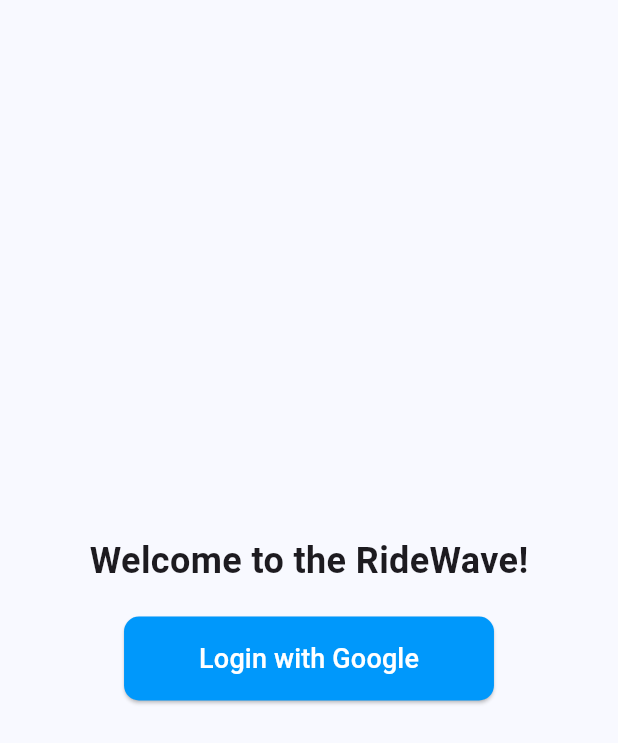
After one commit to Rohitdhall987/ridewave, a Flutter app: the GoogleLoginPage screen opened by its route, on a phone screen of 412 x 824 dp. The commit adds this screen. Shown: the top 743 px of the screen. Run offline on Flutter 3.47's test engine with Material 3 defaults, Android fonts, the phone set to English and light mode, and no system bars; our stand-ins replace firebase_core, flutter_dotenv, flutter_riverpod, go_router, google_fonts, google_sign_in and 2 more; accounts and stored records are empty; network calls fail.

Commit message:
login complete

```diff
--- a/lib/app.dart
+++ b/lib/app.dart
@@ -3,6 +3,8 @@ import 'package:flutter_riverpod/flutter_riverpod.dart';
 import 'package:go_router/go_router.dart';
 import 'package:google_fonts/google_fonts.dart';
 import 'package:ridewave/screens/SplashScreen.dart';
+import 'package:ridewave/screens/UpdatePage.dart';
+import 'package:ridewave/screens/login.dart';
 import 'package:ridewave/utils/AppColors.dart';
 
 
@@ -12,8 +14,7 @@ class MyApp extends StatelessWidget {
   // This widget is the root of your application.
   @override
   Widget build(BuildContext context) {
-    return ProviderScope(
-      child: MaterialApp.router(
+    return MaterialApp.router(
       title: 'Flutter Demo',
       theme: ThemeData(
         colorScheme: ColorScheme.fromSeed(seedColor: AppColors.blue),
@@ -21,7 +22,6 @@ class MyApp extends StatelessWidget {
         useMaterial3: true,
       ),
       routerConfig: _routes,
-      ),
     );
   }
   final _routes = GoRouter(
@@ -39,7 +39,12 @@ class MyApp extends StatelessWidget {
         GoRoute(
             path: "/login",
             name: "login",
-            builder: (state,context)=>const Placeholder()
+            builder: (state,context)=>const GoogleLoginPage()
+        ),
+        GoRoute(
+            path: "/update",
+            name: "Update",
+            builder: (state,context)=>const UpdatePage()
         ),
       ]
   );
--- /dev/null
+++ b/lib/screens/login.dart
@@ -0,0 +1,54 @@
+import 'package:flutter/material.dart';
+import 'package:go_router/go_router.dart';
+import 'package:google_sign_in/google_sign_in.dart';
+import 'package:ridewave/services/AuthServices.dart';
+import 'package:ridewave/utils/AppColors.dart';
+
+class GoogleLoginPage extends StatefulWidget {
+  const GoogleLoginPage({super.key});
+  @override
+   _GoogleLoginPageState createState() => _GoogleLoginPageState();
+}
+
+class _GoogleLoginPageState extends State<GoogleLoginPage> {
+  final AuthService _authService = AuthService();
+
+
+  @override
+  Widget build(BuildContext context) {
+    return Scaffold(
+      body: Center(
+        child: Padding(
+          padding: const EdgeInsets.all(16.0),
+          child: Column(
+            mainAxisAlignment: MainAxisAlignment.center,
+            children: [
+              const Text(
+                "Welcome to the RideWave!",
+                style: TextStyle(fontSize: 24, fontWeight: FontWeight.bold),
+              ),
+              const SizedBox(height: 20),
+              ElevatedButton(
+                onPressed:()=> _authService.handleLogin().then((result){
+                  if(result)GoRouter.of(context).goNamed("home");
+                }),
+                style: ElevatedButton.styleFrom(
+                  padding: const EdgeInsets.symmetric(horizontal: 50, vertical: 15),
+                  backgroundColor: AppColors.blue,
+                  foregroundColor: Colors.white,
+                  shape: RoundedRectangleBorder(
+                    borderRadius: BorderRadius.circular(10),
+                  ),
+                ),
+                child: const Text(
+                  "Login with Google",
+                  style: TextStyle(fontSize: 18),
+                ),
+              ),
+            ],
+          ),
+        ),
+      ),
+    );
+  }
+}
--- a/lib/services/ApiServices.dart
+++ b/lib/services/VersionServices.dart
@@ -4,7 +4,7 @@ import 'dart:convert';
 
 import 'package:flutter_dotenv/flutter_dotenv.dart';
 
-class ApiServices{
+class VersionService{
   Future<Map<String, dynamic>> versionCheck() async {
     final response = await http.get(Uri.parse('${dotenv.env["BASEURL"]}/versionCheck'));
 
```
Also changed, not shown: lib/main.dart (+9 -1 lines), lib/model/LoginData.dart (added, +32 -0 lines), lib/repositories/user_repositries.dart (added, +26 -0 lines), lib/repositories/version_repositries.dart (added, +48 -0 lines), lib/screens/SplashScreen.dart (+35 -1 lines), lib/screens/UpdatePage.dart (added, +64 -0 lines), lib/services/AuthServices.dart (added, +104 -0 lines), lib/firebase_options.dart (added). Lines whose indentation alone changed are shown as unchanged.
